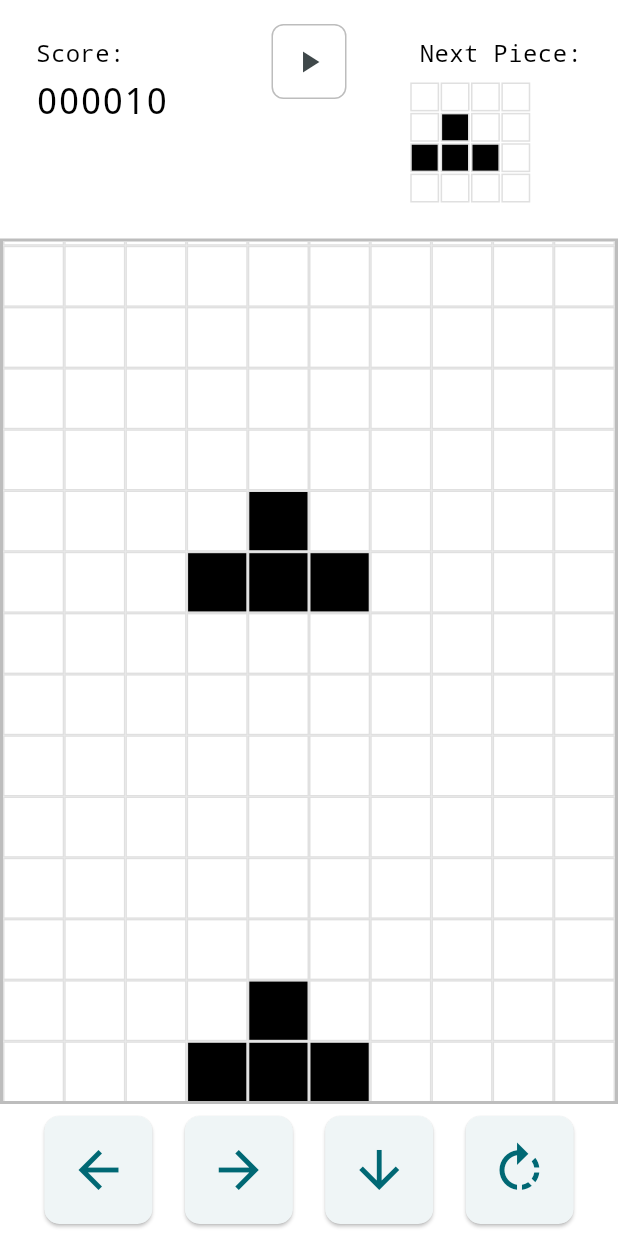
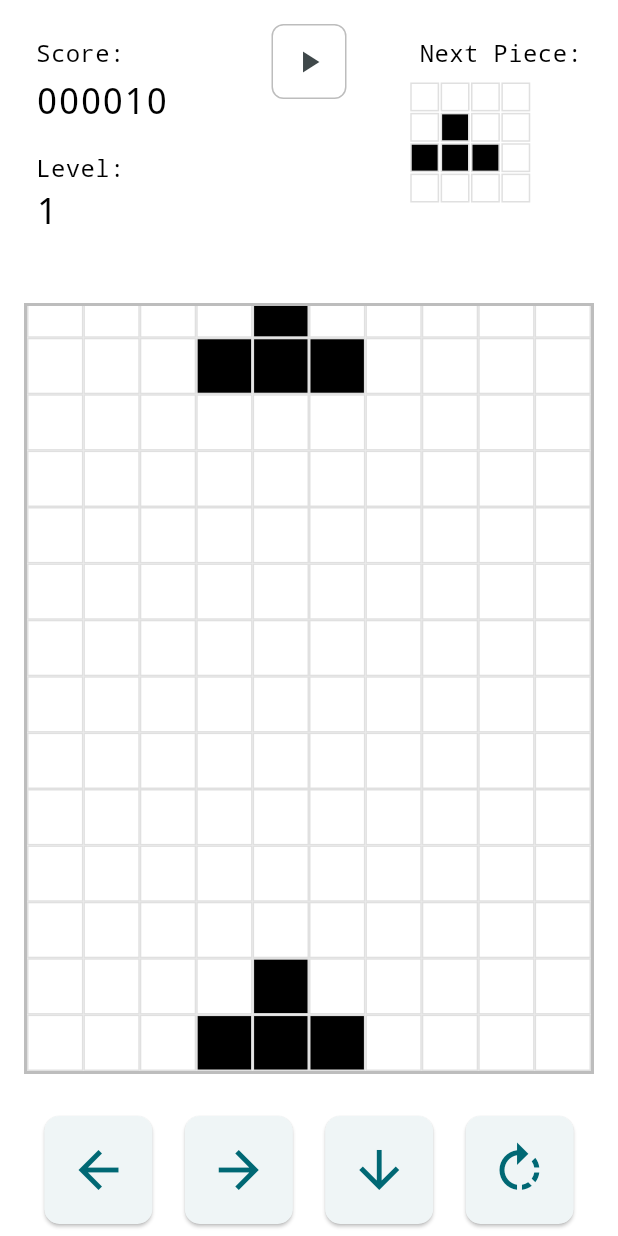
Before and after one commit to dcaayushd/Tetris-pdf, a Flutter app: the screen it shows after launch, scrolled down 242 dp, after a tap on the "pause" icon, on a phone screen of 412 x 824 dp. Run offline on Flutter 3.47's test engine with Material 3 defaults, Android fonts, the phone set to English and light mode, and no system bars; our stand-ins replace shared_preferences.

Commit message:
Game Fixed

```diff
--- /dev/null
+++ b/devtools_options.yaml
@@ -0,0 +1,3 @@
+description: This file stores settings for Dart & Flutter DevTools.
+documentation: https://docs.flutter.dev/tools/devtools/extensions#configure-extension-enablement-states
+extensions:
--- a/lib/main.dart
+++ b/lib/main.dart
@@ -5,6 +5,7 @@ import 'widgets/control_buttons.dart';
 import 'widgets/game_board.dart';
 import 'widgets/next_piece.dart';
 import 'widgets/score_display.dart';
+import 'widgets/level_display.dart';
 
 void main() {
   runApp(const TetrisApp());
@@ -49,6 +50,7 @@ class TetrisGame extends StatefulWidget {
 class _TetrisGameState extends State<TetrisGame> {
   late Piece nextPiece;
   int score = 0;
+  int level = 1;
   late GlobalKey<GameBoardState> gameBoardKey;
   bool _isInitialized = false;
 
@@ -58,7 +60,6 @@ class _TetrisGameState extends State<TetrisGame> {
     gameBoardKey = GlobalKey<GameBoardState>();
     nextPiece = _getRandomPiece();
 
-    // Delay initialization until after the first frame
     WidgetsBinding.instance.addPostFrameCallback((_) {
       if (mounted) {
         setState(() => _isInitialized = true);
@@ -83,6 +84,12 @@ class _TetrisGameState extends State<TetrisGame> {
     }
   }
 
+  void _handleLevelUpdate(int newLevel) {
+    if (mounted) {
+      setState(() => level = newLevel);
+    }
+  }
+
   @override
   Widget build(BuildContext context) {
     return Column(
@@ -94,8 +101,13 @@ class _TetrisGameState extends State<TetrisGame> {
             crossAxisAlignment: CrossAxisAlignment.start,
             children: [
               Expanded(
-                flex: 1,
-                child: ScoreDisplay(score: score),
+                child: Column(
+                  crossAxisAlignment: CrossAxisAlignment.start,
+                  children: [
+                    ScoreDisplay(score: score),
+                    LevelDisplay(level: level),
+                  ],
+                ),
               ),
               if (_isInitialized)
                 Container(
@@ -121,22 +133,26 @@ class _TetrisGameState extends State<TetrisGame> {
                   ),
                 ),
               Expanded(
-                flex: 1,
                 child: NextPieceDisplay(nextPiece: nextPiece),
               ),
             ],
           ),
         ),
+        const SizedBox(height: 20),
         Expanded(
-          flex: 3,
+          child: Padding(
+            padding: const EdgeInsets.symmetric(horizontal: 16.0),
             child: _isInitialized
                 ? GameBoard(
                     key: gameBoardKey,
                     onScoreUpdate: _handleScoreUpdate,
                     onNextPieceUpdate: _handleNextPieceUpdate,
+                    onLevelUpdate: _handleLevelUpdate,
                   )
                 : const Center(child: CircularProgressIndicator()),
           ),
+        ),
+        const SizedBox(height: 20),
         if (_isInitialized)
           ControlButtons(
             onLeft: () => gameBoardKey.currentState?.movePiece(-1),
--- a/lib/widgets/control_buttons.dart
+++ b/lib/widgets/control_buttons.dart
@@ -40,7 +40,6 @@ class ControlButtons extends StatelessWidget {
             ),
             onPressed: onRight,
             child: const Icon(Icons.arrow_forward, size: 40),
-
           ),
           ElevatedButton(
             style: ElevatedButton.styleFrom(
--- a/lib/widgets/game_board.dart
+++ b/lib/widgets/game_board.dart
@@ -1,16 +1,19 @@
 import 'package:flutter/material.dart';
 import 'package:flutter/services.dart';
+import 'package:tetris_pdf/widgets/high_score_manager.dart';
 import '../models/piece.dart';
 import '../utils/constants.dart';
 
 class GameBoard extends StatefulWidget {
   final Function(int) onScoreUpdate;
   final Function(Piece) onNextPieceUpdate;
+  final Function(int) onLevelUpdate;
 
   const GameBoard({
     super.key,
     required this.onScoreUpdate,
     required this.onNextPieceUpdate,
+    required this.onLevelUpdate,
   });
 
   @override
@@ -22,27 +25,31 @@ class GameBoardState extends State<GameBoard>
   late List<List<int>> board;
   late Piece currentPiece;
   late Piece nextPiece;
-  late int score;
-  late int currentRow;
-  late int currentCol;
   late AnimationController _controller;
   bool isGameOver = false;
   bool isPaused = false;
+  int score = 0;
+  int level = 1;
+  int linesCleared = 0;
+  int combo = 0;
+  int currentRow = -1;
+  int currentCol = 0;
+
+  // Much slower base speed (1.5 seconds)
+  final baseSpeed = 1500;
 
   @override
   void initState() {
     super.initState();
-    _initializeGame();
     _controller = AnimationController(
       vsync: this,
-      duration: const Duration(milliseconds: 1000),
+      duration: Duration(milliseconds: baseSpeed),
     );
+    _initializeGame();
 
-    // Delay game start to avoid setState during build
     WidgetsBinding.instance.addPostFrameCallback((_) {
       if (mounted) {
-        // Future.delayed(const Duration(seconds: 1), _startGame);
-        Future.delayed(const Duration(seconds: 2), _startGame);
+        Future.delayed(const Duration(milliseconds: 3000), _startGame);
       }
     });
   }
@@ -52,23 +59,25 @@ class GameBoardState extends State<GameBoard>
     currentPiece = _getRandomPiece();
     nextPiece = _getRandomPiece();
     score = 0;
-    currentRow = -1; // Start above the board
+    level = 1;
+    linesCleared = 0;
+    combo = 0;
+    currentRow = -1;
     currentCol = (boardWidth - currentPiece.shape[0].length) ~/ 2;
     isGameOver = false;
     isPaused = false;
 
-    // // Delay callbacks to avoid setState during build
-    // WidgetsBinding.instance.addPostFrameCallback((_) {
-    //   if (mounted) {
-    //     widget.onScoreUpdate(score);
-    //     widget.onNextPieceUpdate(nextPiece);
-    //   }
-    // });
-   // Instead, schedule them for the next frame
+    if (_controller.isAnimating) {
+      _controller.stop();
+    }
+
+    _controller.duration = Duration(milliseconds: baseSpeed);
+
     Future.microtask(() {
       if (mounted) {
         widget.onScoreUpdate(score);
         widget.onNextPieceUpdate(nextPiece);
+        widget.onLevelUpdate(level);
       }
     });
   }
@@ -77,18 +86,25 @@ class GameBoardState extends State<GameBoard>
     if (mounted && !isGameOver) {
       _controller
         ..reset()
+        ..duration = Duration(milliseconds: baseSpeed)
         ..addListener(_updateGame)
         ..repeat();
     }
   }
 
-  void togglePause(bool pause) {
-    if (mounted) {
-      setState(() => isPaused = pause);
-      if (pause) {
-        _controller.stop();
-      } else {
-        _controller.repeat();
+  void _updateGameSpeed() {
+    // Much slower speed progression
+    int newSpeed =
+        baseSpeed - (level - 1) * 25; // Only reduce by 25ms per level
+    newSpeed = newSpeed.clamp(500, baseSpeed); // Don't go faster than 500ms
+
+    if (_controller.duration?.inMilliseconds != newSpeed) {
+      _controller.duration = Duration(milliseconds: newSpeed);
+      if (_controller.isAnimating) {
+        _controller
+          ..stop()
+          ..reset()
+          ..repeat();
       }
     }
   }
@@ -101,25 +117,16 @@ class GameBoardState extends State<GameBoard>
   void _updateGame() {
     if (isGameOver || isPaused) return;
 
+    setState(() {
       if (_checkCollision(currentRow + 1, currentCol, currentPiece.shape)) {
         _placePiece();
         _clearLines();
-      widget.onNextPieceUpdate(nextPiece);
-      currentPiece = nextPiece;
-      nextPiece = _getRandomPiece();
-      // currentRow = 0;
-      currentRow = -1;
-      currentCol = (boardWidth - currentPiece.shape[0].length) ~/ 2;
-
-      if (_checkCollision(currentRow, currentCol, currentPiece.shape)) {
-        _handleGameOver();
-      }
+        _spawnNewPiece();
       } else {
         currentRow++;
       }
-    if (mounted) setState(() {});
+    });
   }
-
 
   void _placePiece() {
     bool piecePlaced = false;
@@ -135,47 +142,37 @@ void _placePiece() {
       }
     }
 
-  // Add points for placing a piece
     if (piecePlaced) {
-    score += 10;  // Base points for placing a piece
+      score += 10;
       widget.onScoreUpdate(score);
     }
   }
 
   void _clearLines() {
-  int linesCleared = 0;
+    int clearedInMove = 0;
     for (int i = boardHeight - 1; i >= 0; i--) {
       if (board[i].every((cell) => cell == 1)) {
         board.removeAt(i);
         board.insert(0, List.filled(boardWidth, 0));
+        clearedInMove++;
         linesCleared++;
       }
     }
-  if (linesCleared > 0) {
-    // Update score based on lines cleared using multiplier for more lines
-    final multiplier = [0, 100, 300, 500, 800]; // Bonus for multiple lines
-    score += multiplier[linesCleared];
+
+    if (clearedInMove > 0) {
+      combo++;
+      final basePoints = [0, 100, 300, 500, 800][clearedInMove];
+      score += (basePoints * level) + (combo * 50);
+
+      // Slower level progression
+      level = (score ~/ 7000) +
+          1; // Changed from 5000 to 7000 for even slower progression
+
       widget.onScoreUpdate(score);
-
-    // Make speed increase much more gradual
-    int baseSpeed = 1000;
-    int levelSpeed = (score ~/ 1000) * 50; // Decrease 50ms every 1000 points
-    int newSpeed = baseSpeed - levelSpeed;
-
-    // Keep speed between 300ms and 1000ms
-    newSpeed = newSpeed.clamp(300, 1000);
-
-    Duration newDuration = Duration(milliseconds: newSpeed);
-
-    // Only update speed if it's different
-    if (_controller.duration != newDuration) {
-      _controller.duration = newDuration;
-      // Important: Reset the animation with new duration
-      _controller
-        ..stop()
-        ..reset()
-        ..repeat();
-    }
+      widget.onLevelUpdate(level);
+      _updateGameSpeed();
+    } else {
+      combo = 0;
     }
   }
 
@@ -199,43 +196,136 @@ void _placePiece() {
     return false;
   }
 
+  void _spawnNewPiece() {
+    widget.onNextPieceUpdate(nextPiece);
+    currentPiece = nextPiece;
+    nextPiece = _getRandomPiece();
+    currentRow = -1;
+    currentCol = (boardWidth - currentPiece.shape[0].length) ~/ 2;
+
+    if (_checkCollision(currentRow, currentCol, currentPiece.shape)) {
+      _handleGameOver();
+    }
+  }
+
   void movePiece(int direction) {
     if (isGameOver || isPaused) return;
-    setState(() {
     final newCol = currentCol + direction;
     if (!_checkCollision(currentRow, newCol, currentPiece.shape)) {
+      setState(() {
         currentCol = newCol;
+      });
     }
-    });
   }
 
   void moveDown() {
     if (isGameOver || isPaused) return;
+    if (!_checkCollision(currentRow + 1, currentCol, currentPiece.shape)) {
       setState(() {
-      if (!_checkCollision(currentRow + 1, currentCol, currentPiece.shape)) {
         currentRow++;
+      });
     }
-    });
   }
 
   void rotatePiece() {
     if (isGameOver || isPaused) return;
-    setState(() {
+
     final rotated = Piece(currentPiece.shape);
     rotated.rotate();
+
+    // Try normal rotation
     if (!_checkCollision(currentRow, currentCol, rotated.shape)) {
+      setState(() {
         currentPiece = rotated;
-      }
       });
+      return;
     }
 
-  void _handleGameOver() {
+    // Try wall kicks
+    for (final offset in [-1, 1, -2, 2]) {
+      if (!_checkCollision(currentRow, currentCol + offset, rotated.shape)) {
+        setState(() {
+          currentPiece = rotated;
+          currentCol += offset;
+        });
+        return;
+      }
+    }
+  }
+
+  void togglePause(bool pause) {
+    if (mounted) {
+      setState(() => isPaused = pause);
+      if (pause) {
+        _controller.stop();
+      } else {
+        _controller.repeat();
+      }
+    }
+  }
+
+  void _handleGameOver() async {
     if (mounted) {
       setState(() {
         isGameOver = true;
         _controller.stop();
       });
+      _showGameOverDialog();
     }
+  }
+
+  void _showGameOverDialog() async {
+      final highScores = await HighScoreManager.getHighScores();
+    if (!mounted) return;
+
+    showDialog(
+      context: context,
+      barrierDismissible: false,
+      builder: (context) {
+        return AlertDialog(
+          title: const Center(
+            child: Text(
+              'GAME OVER',
+              style: TextStyle(
+                color: Colors.red,
+                fontSize: 24,
+                fontWeight: FontWeight.bold,
+              ),
+            ),
+          ),
+          content: Column(
+            mainAxisSize: MainAxisSize.min,
+            children: [
+              Text('Score: $score'),
+              const SizedBox(height: 16),
+              const Text('Top 5 High Scores:'),
+            for (var i = 0; i < highScores.length; i++)
+              Text('${i + 1}. ${highScores[i]}'),
+
+            ],
+          ),
+          actions: [
+            TextButton(
+              onPressed: () {
+                Navigator.pop(context);
+                _initializeGame();
+                _startGame();
+              },
+              child: const Text('Restart'),
+            ),
+            TextButton(
+              onPressed: () {
+                SystemNavigator.pop();
+              },
+              style: TextButton.styleFrom(
+                foregroundColor: Colors.red,
+              ),
+              child: const Text('Close App'),
+            ),
+          ],
+        );
+      },
+    );
   }
 
   @override
@@ -277,18 +367,15 @@ void _placePiece() {
                 border: Border.all(color: Colors.grey.shade400, width: 2),
               ),
               child: GridView.builder(
+                physics: const NeverScrollableScrollPhysics(),
                 gridDelegate: SliverGridDelegateWithFixedCrossAxisCount(
                   crossAxisCount: boardWidth,
                 ),
+                itemCount: boardWidth * boardHeight,
                 itemBuilder: (context, index) {
                   final row = index ~/ boardWidth;
                   final col = index % boardWidth;
-                  final isCurrentPiece = row >= currentRow &&
-                      row < currentRow + currentPiece.shape.length &&
-                      col >= currentCol &&
-                      col < currentCol + currentPiece.shape[0].length &&
-                      currentPiece.shape[row - currentRow][col - currentCol] ==
-                          1;
+                  final isCurrentPiece = _isCurrentPieceCell(row, col);
 
                   return Container(
                     decoration: BoxDecoration(
@@ -301,32 +388,20 @@ void _placePiece() {
                     ),
                   );
                 },
-                itemCount: boardWidth * boardHeight,
               ),
             ),
-          ),
-        ),
-        if (isGameOver)
-          Padding(
-            padding: const EdgeInsets.all(8.0),
-            child: Column(
-              children: [
-                const Text(
-                  'Game Over!',
-                  style: TextStyle(fontSize: 24, fontWeight: FontWeight.bold),
-                ),
-                ElevatedButton(
-                  onPressed: () {
-                    _controller.stop();
-                    _initializeGame();
-                    _startGame();
-                  },
-                  child: const Text('Restart'),
-                ),
-              ],
           ),
         ),
       ],
     );
   }
+
+  bool _isCurrentPieceCell(int row, int col) {
+    if (currentRow < 0) return false;
+    return row >= currentRow &&
+        row < currentRow + currentPiece.shape.length &&
+        col >= currentCol &&
+        col < currentCol + currentPiece.shape[0].length &&
+        currentPiece.shape[row - currentRow][col - currentCol] == 1;
   }
+}
--- /dev/null
+++ b/lib/widgets/level_display.dart
@@ -0,0 +1,31 @@
+import 'package:flutter/material.dart';
+
+class LevelDisplay extends StatelessWidget {
+  final int level;
+
+  const LevelDisplay({super.key, required this.level});
+
+  @override
+  Widget build(BuildContext context) {
+    return Container(
+      padding: const EdgeInsets.all(8.0),
+      child: Column(
+        crossAxisAlignment: CrossAxisAlignment.start,
+        children: [
+          const Text(
+            'Level:',
+            style: TextStyle(fontSize: 16, color: Colors.black),
+          ),
+          Text(
+            '$level',
+            style: const TextStyle(
+              fontSize: 24,
+              color: Colors.black,
+              fontFamily: 'Courier',
+            ),
+          ),
+        ],
+      ),
+    );
+  }
+}
```
Also changed, not shown: lib/models/game_stats.dart (added, +13 -0 lines), 6 other files. Lines whose indentation alone changed are shown as unchanged.
